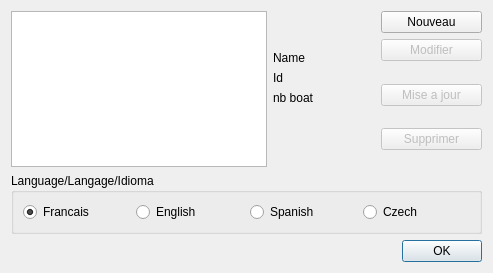
nohal/qtVlm, file src/Ui/playerAccount.ui: the form before one commit.
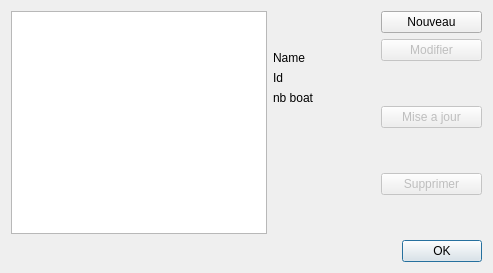
The form after the commit.

```diff
--- a/src/Ui/playerAccount.ui
+++ b/src/Ui/playerAccount.ui
@@ -180,46 +180,6 @@
      </item>
     </layout>
    </item>
-   <item>
-    <widget class="QGroupBox" name="lang">
-     <property name="title">
-      <string>Language/Langage/Idioma</string>
-     </property>
-     <layout class="QHBoxLayout" name="horizontalLayout_2">
-      <item>
-       <widget class="QRadioButton" name="fr">
-        <property name="text">
-         <string>Francais</string>
-        </property>
-        <property name="checked">
-         <bool>true</bool>
-        </property>
-       </widget>
-      </item>
-      <item>
-       <widget class="QRadioButton" name="en">
-        <property name="text">
-         <string>English</string>
-        </property>
-       </widget>
-      </item>
-      <item>
-       <widget class="QRadioButton" name="es">
-        <property name="text">
-         <string>Spanish</string>
-        </property>
-       </widget>
-      </item>
-      <item>
-       <widget class="QRadioButton" name="cz">
-        <property name="text">
-         <string>Czech</string>
-        </property>
-       </widget>
-      </item>
-     </layout>
-    </widget>
-   </item>
    <item>
     <widget class="QDialogButtonBox" name="buttonBox">
      <property name="orientation">
```
Left out of the diff: 4 changed lines with no effect on the pictures.
